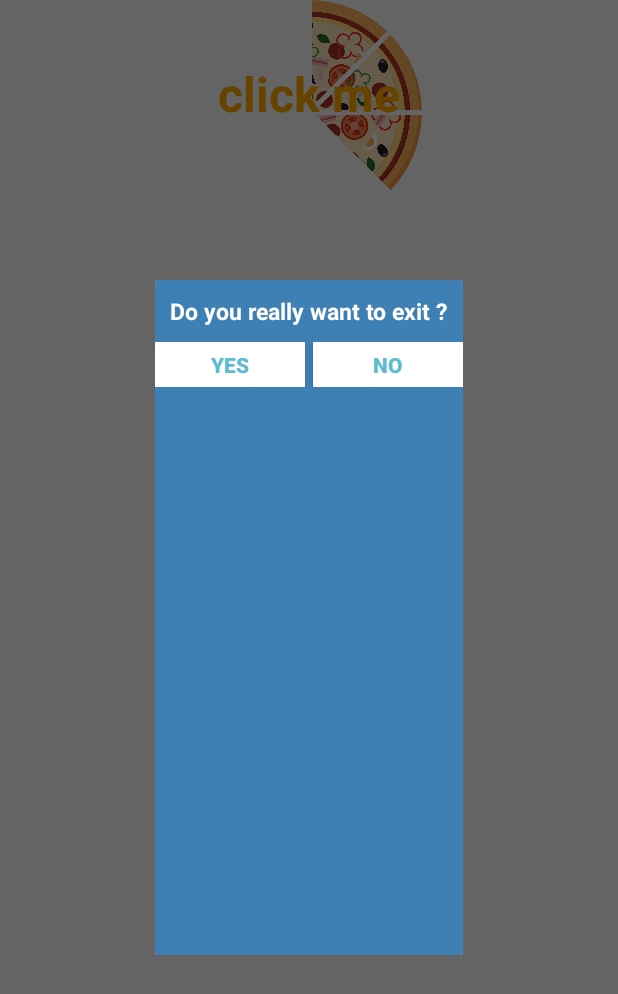
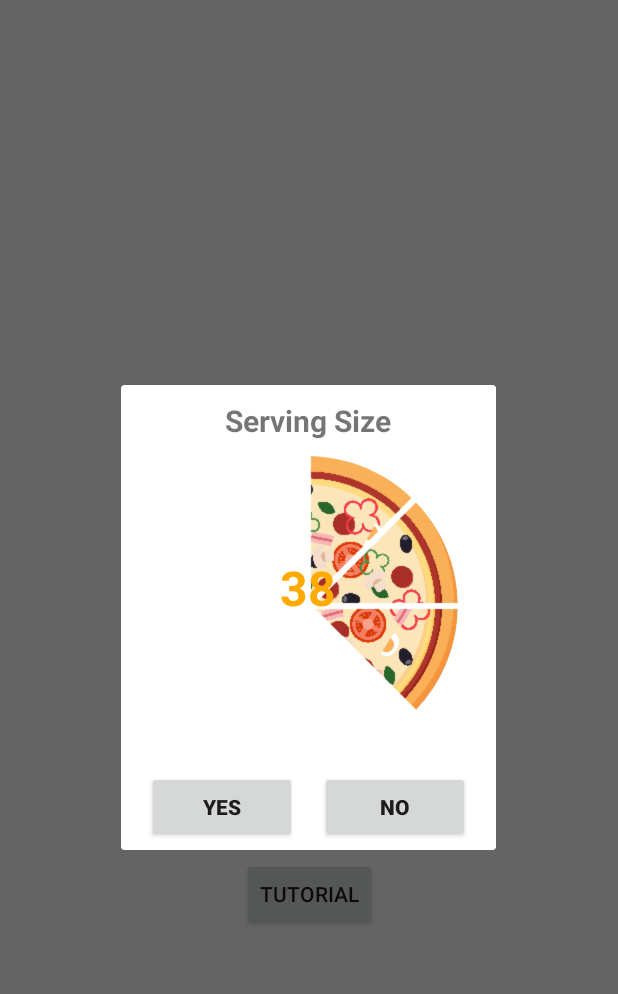
Before and after one commit to ash-kmr/FoodDiary, an Android app: the screen it shows after launch (MainActivity), after a tap on "TUTORIAL", on a phone screen of 412 x 824 dp. Shown: the top 994 px of the screen. Run offline under Robolectric (Android 15) with nearby library versions, the phone set to English and light mode, and no system bars.

Commit message:
Modified dialog and PizzaView

```diff
--- a/app/src/main/java/com/example/internadmin/fooddiary/PizzaView.java
+++ b/app/src/main/java/com/example/internadmin/fooddiary/PizzaView.java
@@ -1,6 +1,7 @@
 package com.example.internadmin.fooddiary;
 
 import android.content.Context;
+import android.content.res.Resources;
 import android.graphics.Bitmap;
 import android.graphics.BitmapFactory;
 import android.graphics.BitmapShader;
@@ -26,7 +27,6 @@ public class PizzaView extends View {
 
     public PizzaView(Context context, AttributeSet AttributeSet) {
         super(context);
-        mBitmap = BitmapFactory.decodeResource(getResources(), R.drawable.cutpizza);
         mPaint = new Paint(Paint.ANTI_ALIAS_FLAG);
         mOval = new RectF();
         mTextPaint = new Paint(Paint.ANTI_ALIAS_FLAG);
@@ -41,7 +41,7 @@ public class PizzaView extends View {
     @Override
     protected void onSizeChanged(int w, int h, int oldw, int oldh) {
         Matrix m = new Matrix();
-        mBitmap = Bitmap.createScaledBitmap(mBitmap, w, h, false);
+        mBitmap = decodeSampledBitmapFromResource(getResources(), R.drawable.cutpizza, w, h);
         RectF src = new RectF(0, 0, mBitmap.getWidth(), mBitmap.getHeight());
         RectF dst = new RectF(0, 0, w, h);
         m.setRectToRect(src, dst, Matrix.ScaleToFit.CENTER);
@@ -56,19 +56,56 @@ public class PizzaView extends View {
     @Override
     protected void onDraw(Canvas canvas) {
         canvas.drawArc(mOval, -90, mAngle, true, mPaint);
-        canvas.drawText("click me", getWidth() / 2, getHeight() / 2, mTextPaint);
+        canvas.drawText(Integer.toString((int)(mAngle/3.6f+0.5)), getWidth() / 2, getHeight() / 2, mTextPaint);
     }
 
     @Override
     public boolean onTouchEvent(MotionEvent event) {
         if(event.getAction() == MotionEvent.ACTION_MOVE){
             mAngle = (float) Math.toDegrees(Math.atan2(event.getY() - h2, event.getX() - w2));
-            Log.i("PizzaView", "Detected Angle is " + String.valueOf(mAngle));
             mAngle += 90 + 360;
             mAngle %= 360;
-            Log.i("PizzaView", "Calculated Angle is " + String.valueOf(mAngle));
             invalidate();
         }
         return true;
     }
+
+    private static int calculateInSampleSize(
+            BitmapFactory.Options options, int reqWidth, int reqHeight) {
+        // Raw height and width of image
+        final int height = options.outHeight;
+        final int width = options.outWidth;
+        int inSampleSize = 1;
+
+        if (height > reqHeight || width > reqWidth) {
+
+            final int halfHeight = height / 2;
+            final int halfWidth = width / 2;
+
+            // Calculate the largest inSampleSize value that is a power of 2 and keeps both
+            // height and width larger than the requested height and width.
+            while ((halfHeight / inSampleSize) >= reqHeight
+                    && (halfWidth / inSampleSize) >= reqWidth) {
+                inSampleSize *= 2;
+            }
+        }
+
+        return inSampleSize;
+    }
+
+    private static Bitmap decodeSampledBitmapFromResource(Resources res, int resId,
+                                                         int reqWidth, int reqHeight) {
+
+        // First decode with inJustDecodeBounds=true to check dimensions
+        final BitmapFactory.Options options = new BitmapFactory.Options();
+        options.inJustDecodeBounds = true;
+        BitmapFactory.decodeResource(res, resId, options);
+
+        // Calculate inSampleSize
+        options.inSampleSize = calculateInSampleSize(options, reqWidth, reqHeight);
+
+        // Decode bitmap with inSampleSize set
+        options.inJustDecodeBounds = false;
+        return BitmapFactory.decodeResource(res, resId, options);
+    }
 }
--- a/app/src/main/res/layout/activity_main.xml
+++ b/app/src/main/res/layout/activity_main.xml
@@ -6,14 +6,6 @@
     android:layout_height="match_parent"
     tools:context=".MainActivity">
 
-    <com.example.internadmin.fooddiary.PizzaView
-        android:id="@+id/ViewPizza"
-        android:layout_width="150dp"
-        android:layout_height="150dp"
-        app:layout_constraintEnd_toEndOf="parent"
-        app:layout_constraintHorizontal_bias="0.5"
-        app:layout_constraintStart_toStartOf="parent"
-        tools:layout_editor_absoluteY="91dp" />
 
     <Button
         android:id="@+id/btnPieSliderDialog"
--- a/app/src/main/res/layout/pieslider_dialog.xml
+++ b/app/src/main/res/layout/pieslider_dialog.xml
@@ -1,9 +1,7 @@
 <?xml version="1.0" encoding="utf-8"?>
 <LinearLayout xmlns:android="http://schemas.android.com/apk/res/android"
-    android:layout_width="fill_parent"
-    android:layout_height="450dp"
-    xmlns:circular="http://schemas.android.com/apk/res-auto"
-    android:background="#3E80B4"
+    android:layout_width="250dp"
+    android:layout_height="310dp"
     android:orientation="vertical">
 
     <TextView
@@ -12,38 +10,39 @@
         android:layout_height="wrap_content"
         android:layout_gravity="center"
         android:layout_margin="10dp"
-        android:text="Do you really want to exit ?"
-        android:textColor="@android:color/white"
-        android:textSize="15dp"
+        android:text="Serving Size"
+        android:textSize="20dp"
         android:textStyle="bold"/>
+
+    <com.example.internadmin.fooddiary.PizzaView
+        android:id="@+id/ViewPizza"
+        android:layout_width="200dp"
+        android:layout_height="200dp"
+        android:layout_gravity="center"/>
 
 
     <LinearLayout
         android:layout_width="wrap_content"
         android:layout_height="wrap_content"
         android:layout_gravity="center"
-        android:background="#3E80B4"
-        android:orientation="horizontal" >
+        android:orientation="horizontal"
+        android:paddingTop="10dp">
 
         <Button
             android:id="@+id/btn_yes"
             android:layout_width="100dp"
-            android:layout_height="30dp"
-            android:background="@android:color/white"
+            android:layout_height="wrap_content"
             android:clickable="true"
             android:text="Yes"
-            android:textColor="#5DBCD2"
             android:textStyle="bold" />
 
         <Button
             android:id="@+id/btn_no"
             android:layout_width="100dp"
-            android:layout_height="30dp"
-            android:layout_marginLeft="5dp"
-            android:background="@android:color/white"
+            android:layout_height="wrap_content"
+            android:layout_marginLeft="15dp"
             android:clickable="true"
             android:text="No"
-            android:textColor="#5DBCD2"
             android:textStyle="bold" />
     </LinearLayout>
 
```
Also changed, not shown: app/src/main/res/cutpizza.png (added).
